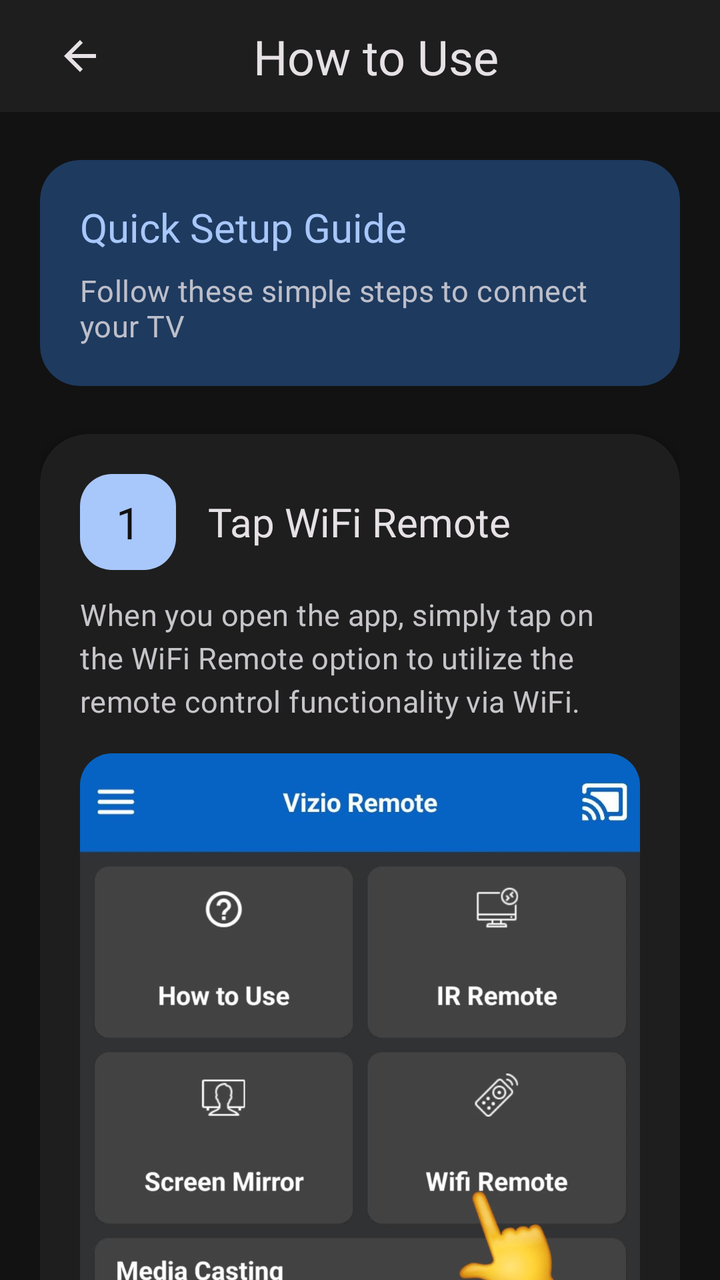
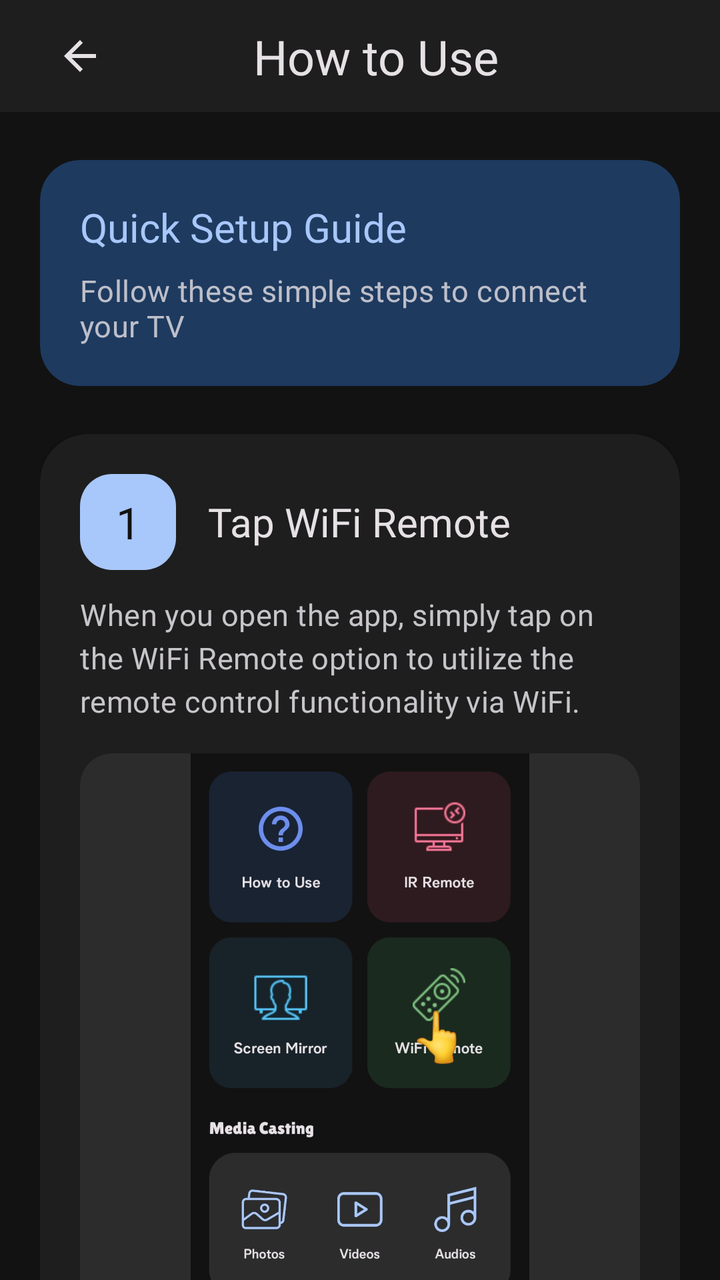

Two renders of the same Android screen: before a commit and after it. Below are the layout's source before the change and the commit's diff.
<!-- AndroidManifest.xml: application theme Theme.LgAndRukoMirror -->
<!-- res/layout/activity_guide.xml -->
<?xml version="1.0" encoding="utf-8"?>
<androidx.coordinatorlayout.widget.CoordinatorLayout xmlns:android="http://schemas.android.com/apk/res/android"
    xmlns:app="http://schemas.android.com/apk/res-auto"
    xmlns:tools="http://schemas.android.com/tools"
    android:layout_width="match_parent"
    android:layout_height="match_parent"
    android:background="@color/md3_background"
    tools:context=".activities.GuideActivity">

    
    <com.google.android.material.appbar.AppBarLayout
        android:id="@+id/toolBar"
        android:layout_width="match_parent"
        android:layout_height="wrap_content"
        android:background="@color/md3_surface"
        android:elevation="0dp"
        app:elevation="0dp">

        <com.google.android.material.appbar.MaterialToolbar
            android:layout_width="match_parent"
            android:layout_height="?attr/actionBarSize"
            android:background="@color/md3_surface">

            <androidx.constraintlayout.widget.ConstraintLayout
                android:layout_width="match_parent"
                android:layout_height="match_parent">

                <ImageView
                    android:id="@+id/ivBack"
                    android:layout_width="48dp"
                    android:layout_height="48dp"
                    android:padding="12dp"
                    android:src="@drawable/ic_back"
                    android:contentDescription="Back"
                    app:tint="@color/md3_on_surface"
                    app:layout_constraintStart_toStartOf="parent"
                    app:layout_constraintTop_toTopOf="parent"
                    app:layout_constraintBottom_toBottomOf="parent" />

                <TextView
                    android:layout_width="wrap_content"
                    android:layout_height="wrap_content"
                    android:text="How to Use"
                    android:textColor="@color/md3_on_surface"
                    android:textSize="24sp"
                    android:fontFamily="@font/bold"
                    android:letterSpacing="0.0"
                    app:layout_constraintStart_toStartOf="parent"
                    app:layout_constraintEnd_toEndOf="parent"
                    app:layout_constraintTop_toTopOf="parent"
                    app:layout_constraintBottom_toBottomOf="parent" />

            </androidx.constraintlayout.widget.ConstraintLayout>

        </com.google.android.material.appbar.MaterialToolbar>

    </com.google.android.material.appbar.AppBarLayout>

    
    <androidx.core.widget.NestedScrollView
        android:layout_width="match_parent"
        android:layout_height="match_parent"
        android:fillViewport="true"
        android:scrollbars="none"
        app:layout_behavior="@string/appbar_scrolling_view_behavior">

        <LinearLayout
            android:layout_width="match_parent"
            android:layout_height="wrap_content"
            android:orientation="vertical"
            android:paddingHorizontal="20dp"
            android:paddingTop="24dp"
            android:paddingBottom="32dp">

            
            <androidx.cardview.widget.CardView
                android:layout_width="match_parent"
                android:layout_height="wrap_content"
                android:layout_marginBottom="24dp"
                app:cardBackgroundColor="@color/md3_primary_container"
                app:cardCornerRadius="20dp"
                app:cardElevation="0dp">

                <LinearLayout
                    android:layout_width="match_parent"
                    android:layout_height="wrap_content"
                    android:orientation="vertical"
                    android:padding="20dp">

                    <TextView
                        android:layout_width="wrap_content"
                        android:layout_height="wrap_content"
                        android:text="Quick Setup Guide"
                        android:textColor="@color/md3_primary"
                        android:textSize="20sp"
                        android:fontFamily="@font/bold"
                        android:letterSpacing="0.0" />

                    <TextView
                        android:layout_width="wrap_content"
                        android:layout_height="wrap_content"
                        android:layout_marginTop="8dp"
                        android:text="Follow these simple steps to connect your TV"
                        android:textColor="@color/md3_on_surface"
                        android:textSize="15sp"
                        android:fontFamily="@font/albra"
                        android:letterSpacing="0.01"
                        android:alpha="0.8" />

                </LinearLayout>

            </androidx.cardview.widget.CardView>

            
            <androidx.cardview.widget.CardView
                android:layout_width="match_parent"
                android:layout_height="wrap_content"
                android:layout_marginBottom="20dp"
                app:cardBackgroundColor="@color/md3_surface"
                app:cardCornerRadius="24dp"
                app:cardElevation="2dp">

                <LinearLayout
                    android:layout_width="match_parent"
                    android:layout_height="wrap_content"
                    android:orientation="vertical"
                    android:padding="20dp">

                    
                    <LinearLayout
                        android:layout_width="match_parent"
                        android:layout_height="wrap_content"
                        android:orientation="horizontal"
                        android:gravity="center_vertical"
                        android:layout_marginBottom="12dp">

                        <TextView
                            android:layout_width="48dp"
                            android:layout_height="48dp"
                            android:background="@drawable/bg_connect_button"
                            android:backgroundTint="@color/md3_primary"
                            android:text="1"
                            android:textColor="@color/md3_background"
                            android:textSize="22sp"
                            android:fontFamily="@font/bold"
                            android:gravity="center" />

                        <TextView
                            android:layout_width="wrap_content"
                            android:layout_height="wrap_content"
                            android:layout_marginStart="16dp"
                            android:text="Tap WiFi Remote"
                            android:textColor="@color/md3_on_surface"
                            android:textSize="20sp"
                            android:fontFamily="@font/bold"
                            android:letterSpacing="0.0" />

                    </LinearLayout>

                    <TextView
                        android:layout_width="wrap_content"
                        android:layout_height="wrap_content"
                        android:layout_marginBottom="16dp"
                        android:text="When you open the app, simply tap on the WiFi Remote option to utilize the remote control functionality via WiFi."
                        android:textColor="@color/md3_on_surface_variant"
                        android:textSize="15sp"
                        android:fontFamily="@font/albra"
                        android:letterSpacing="0.01"
                        android:lineSpacingExtra="4dp" />

                    <androidx.cardview.widget.CardView
                        android:layout_width="match_parent"
                        android:layout_height="wrap_content"
                        app:cardCornerRadius="16dp"
                        app:cardElevation="0dp"
                        app:cardBackgroundColor="@color/md3_surface_variant">

                        <ImageView
                            android:layout_width="match_parent"
                            android:layout_height="wrap_content"
                            android:adjustViewBounds="true"
                            android:src="@drawable/shot1"
                            android:scaleType="fitCenter"
                            android:contentDescription="Step 1 Screenshot" />

                    </androidx.cardview.widget.CardView>

                </LinearLayout>

            </androidx.cardview.widget.CardView>

            
            <androidx.cardview.widget.CardView
                android:layout_width="match_parent"
                android:layout_height="wrap_content"
                android:layout_marginBottom="20dp"
                app:cardBackgroundColor="@color/md3_surface"
                app:cardCornerRadius="24dp"
                app:cardElevation="2dp">

                <LinearLayout
                    android:layout_width="match_parent"
                    android:layout_height="wrap_content"
                    android:orientation="vertical"
                    android:padding="20dp">

                    
                    <LinearLayout
                        android:layout_width="match_parent"
                        android:layout_height="wrap_content"
                        android:orientation="horizontal"
                        android:gravity="center_vertical"
                        android:layout_marginBottom="12dp">

                        <TextView
                            android:layout_width="48dp"
                            android:layout_height="48dp"
                            android:background="@drawable/bg_connect_button"
                            android:backgroundTint="@color/md3_primary"
                            android:text="2"
                            android:textColor="@color/md3_background"
                            android:textSize="22sp"
                            android:fontFamily="@font/bold"
                            android:gravity="center" />

                        <TextView
                            android:layout_width="wrap_content"
                            android:layout_height="wrap_content"
                            android:layout_marginStart="16dp"
                            android:text="Select TV Brand"
                            android:textColor="@color/md3_on_surface"
                            android:textSize="20sp"
                            android:fontFamily="@font/bold"
                            android:letterSpacing="0.0" />

                    </LinearLayout>

                    <TextView
                        android:layout_width="wrap_content"
                        android:layout_height="wrap_content"
                        android:layout_marginBottom="16dp"
                        android:text="Choose the brand of your TV remote to establish a connection with it."
                        android:textColor="@color/md3_on_surface_variant"
                        android:textSize="15sp"
                        android:fontFamily="@font/albra"
                        android:letterSpacing="0.01"
                        android:lineSpacingExtra="4dp" />

                    <androidx.cardview.widget.CardView
                        android:layout_width="match_parent"
                        android:layout_height="wrap_content"
                        app:cardCornerRadius="16dp"
                        app:cardElevation="0dp"
                        app:cardBackgroundColor="@color/md3_surface_variant">

                        <ImageView
                            android:layout_width="match_parent"
                            android:layout_height="wrap_content"
                            android:adjustViewBounds="true"
                            android:src="@drawable/shot2"
                            android:scaleType="fitCenter"
                            android:contentDescription="Step 2 Screenshot" />

                    </androidx.cardview.widget.CardView>

                </LinearLayout>

            </androidx.cardview.widget.CardView>

            
            <androidx.cardview.widget.CardView
                android:layout_width="match_parent"
                android:layout_height="wrap_content"
                android:layout_marginBottom="20dp"
                app:cardBackgroundColor="@color/md3_surface"
                app:cardCornerRadius="24dp"
                app:cardElevation="2dp">

                <LinearLayout
                    android:layout_width="match_parent"
                    android:layout_height="wrap_content"
                    android:orientation="vertical"
                    android:padding="20dp">

                    
                    <LinearLayout
                        android:layout_width="match_parent"
                        android:layout_height="wrap_content"
                        android:orientation="horizontal"
                        android:gravity="center_vertical"
                        android:layout_marginBottom="12dp">

                        <TextView
                            android:layout_width="48dp"
                            android:layout_height="48dp"
                            android:background="@drawable/bg_connect_button"
                            android:backgroundTint="@color/md3_primary"
                            android:text="3"
                            android:textColor="@color/md3_background"
                            android:textSize="22sp"
                            android:fontFamily="@font/bold"
                            android:gravity="center" />

                        <TextView
                            android:layout_width="wrap_content"
                            android:layout_height="wrap_content"
                            android:layout_marginStart="16dp"
                            android:text="Start Controlling"
                            android:textColor="@color/md3_on_surface"
                            android:textSize="20sp"
                            android:fontFamily="@font/bold"
                            android:letterSpacing="0.0" />

                    </LinearLayout>

                    <TextView
                        android:layout_width="wrap_content"
                        android:layout_height="wrap_content"
                        android:text="Now you're ready to enjoy seamless remote control functionality"
                        android:textColor="@color/md3_on_surface_variant"
                        android:textSize="15sp"
                        android:fontFamily="@font/albra"
                        android:letterSpacing="0.01"
                        android:lineSpacingExtra="4dp" />

                </LinearLayout>

            </androidx.cardview.widget.CardView>

            
            <androidx.cardview.widget.CardView
                android:layout_width="match_parent"
                android:layout_height="wrap_content"
                app:cardBackgroundColor="@color/container_quaternary"
                app:cardCornerRadius="20dp"
                app:cardElevation="0dp">

                <LinearLayout
                    android:layout_width="match_parent"
                    android:layout_height="wrap_content"
                    android:orientation="horizontal"
                    android:gravity="center_vertical"
                    android:padding="20dp">

                    <ImageView
                        android:layout_width="32dp"
                        android:layout_height="32dp"
                        android:src="@drawable/ic_help"
                        android:contentDescription="Success Icon"
                        app:tint="@color/feature_quaternary" />

                    <TextView
                        android:layout_width="0dp"
                        android:layout_height="wrap_content"
                        android:layout_weight="1"
                        android:layout_marginStart="16dp"
                        android:text="You're all set! Enjoy controlling your TV"
                        android:textColor="@color/md3_on_surface"
                        android:textSize="16sp"
                        android:fontFamily="@font/bold"
                        android:letterSpacing="0.0" />

                </LinearLayout>

            </androidx.cardview.widget.CardView>

        </LinearLayout>

    </androidx.core.widget.NestedScrollView>

</androidx.coordinatorlayout.widget.CoordinatorLayout>
<!-- resources referenced by this layout -->
<resources>
  <color name="container_quaternary">#1B2A1E</color>
  <color name="feature_quaternary">#81C784</color>
  <color name="md3_background">#121212</color>
  <color name="md3_on_surface">#E6E1E5</color>
  <color name="md3_on_surface_variant">#C7C5CA</color>
  <color name="md3_primary">#A8C7FA</color>
  <color name="md3_primary_container">#1E3A5F</color>
  <color name="md3_surface">#1E1E1E</color>
  <color name="md3_surface_variant">#2C2C2C</color>
  <!-- drawable bg_connect_button (drawable) -->
  <?xml version="1.0" encoding="utf-8"?>
  <shape xmlns:android="http://schemas.android.com/apk/res/android">
      <solid android:color="@color/md3_primary" />
      <corners android:radius="16dp" />
  </shape>
  <!-- drawable ic_back (drawable) -->
  <vector android:autoMirrored="true" android:height="24dp"
      android:tint="@color/white" android:viewportHeight="24"
      android:viewportWidth="24" android:width="24dp" xmlns:android="http://schemas.android.com/apk/res/android">
      <path android:fillColor="@android:color/white" android:pathData="M20,11H7.83l5.59,-5.59L12,4l-8,8 8,8 1.41,-1.41L7.83,13H20v-2z"/>
  </vector>
  <!-- drawable ic_help (drawable) -->
  <vector android:autoMirrored="true" android:height="24dp"
      android:tint="#FFFFFF" android:viewportHeight="24"
      android:viewportWidth="24" android:width="24dp" xmlns:android="http://schemas.android.com/apk/res/android">
      <path android:fillColor="@android:color/white" android:pathData="M11,18h2v-2h-2v2zM12,2C6.48,2 2,6.48 2,12s4.48,10 10,10 10,-4.48 10,-10S17.52,2 12,2zM12,20c-4.41,0 -8,-3.59 -8,-8s3.59,-8 8,-8 8,3.59 8,8 -3.59,8 -8,8zM12,6c-2.21,0 -4,1.79 -4,4h2c0,-1.1 0.9,-2 2,-2s2,0.9 2,2c0,2 -3,1.75 -3,5h2c0,-2.25 3,-2.5 3,-5 0,-2.21 -1.79,-4 -4,-4z"/>
  </vector>
  <!-- drawable shot1: jpeg bitmap (drawable, 56689 bytes) -->
  <!-- drawable shot2: jpeg bitmap (drawable, 72604 bytes) -->
  <style name="Theme.LgAndRukoMirror" parent="Theme.MaterialComponents.DayNight.NoActionBar">
          
          <item name="colorPrimary">@color/purple_500</item>
          <item name="colorPrimaryVariant">@color/purple_700</item>
          <item name="colorOnPrimary">@color/white</item>
          
          <item name="colorSecondary">@color/teal_200</item>
          <item name="colorSecondaryVariant">@color/teal_700</item>
          <item name="colorOnSecondary">@color/black</item>
          
          <item name="android:statusBarColor">?attr/colorPrimaryVariant</item>
          
      </style>
  <color name="white">#FFFFFFFF</color>
  <color name="purple_500">#000000</color>
  <color name="purple_700">#000000</color>
  <color name="teal_200">#FF03DAC5</color>
  <color name="teal_700">#FF018786</color>
  <color name="black">#FF000000</color>
</resources>

<!-- the commit's change to res/layout/activity_guide.xml (unified diff, before → after) -->
@@ -177,14 +177,12 @@
 
                         <ImageView
                             android:layout_width="match_parent"
-                            android:layout_height="wrap_content"
+                            android:layout_height="280dp"
                             android:adjustViewBounds="true"
                             android:src="@drawable/shot1"
                             android:scaleType="fitCenter"
                             android:contentDescription="Step 1 Screenshot" />
-
                     </androidx.cardview.widget.CardView>
-
                 </LinearLayout>
 
             </androidx.cardview.widget.CardView>
<!-- resource entries referenced after the edit -->
@@ -27,7 +27,7 @@
       android:viewportWidth="24" android:width="24dp" xmlns:android="http://schemas.android.com/apk/res/android">
       <path android:fillColor="@android:color/white" android:pathData="M11,18h2v-2h-2v2zM12,2C6.48,2 2,6.48 2,12s4.48,10 10,10 10,-4.48 10,-10S17.52,2 12,2zM12,20c-4.41,0 -8,-3.59 -8,-8s3.59,-8 8,-8 8,3.59 8,8 -3.59,8 -8,8zM12,6c-2.21,0 -4,1.79 -4,4h2c0,-1.1 0.9,-2 2,-2s2,0.9 2,2c0,2 -3,1.75 -3,5h2c0,-2.25 3,-2.5 3,-5 0,-2.21 -1.79,-4 -4,-4z"/>
   </vector>
-  <!-- drawable shot1: jpeg bitmap (drawable, 56689 bytes) -->
+  <!-- drawable shot1: jpg bitmap (drawable, 57412 bytes) -->
   <!-- drawable shot2: jpeg bitmap (drawable, 72604 bytes) -->
   <style name="Theme.LgAndRukoMirror" parent="Theme.MaterialComponents.DayNight.NoActionBar">
           
